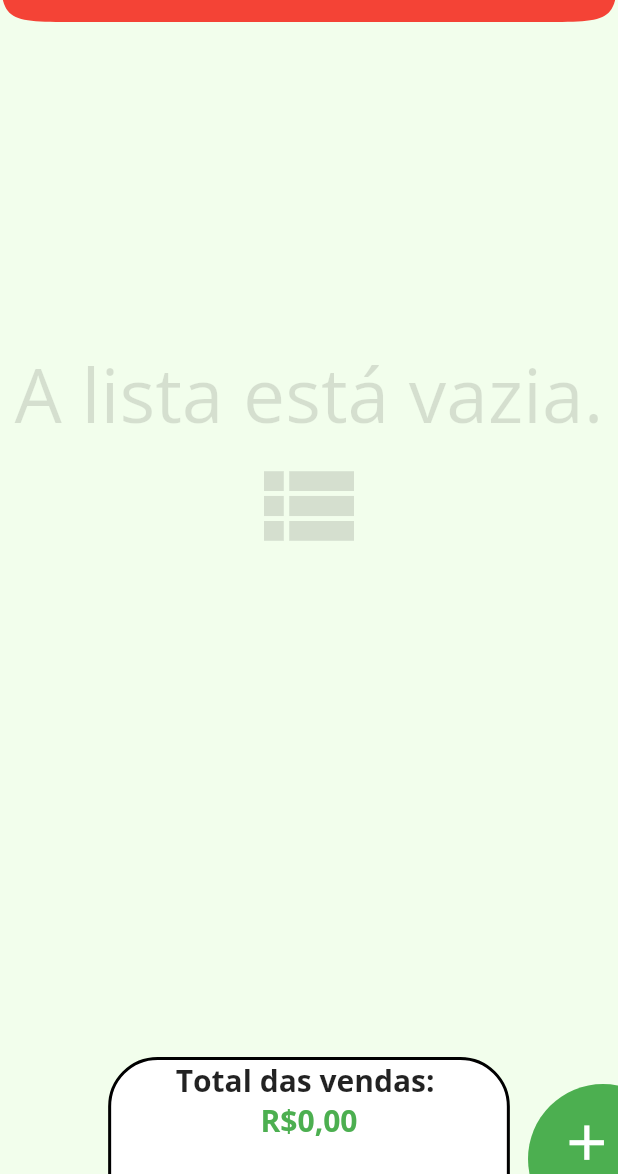
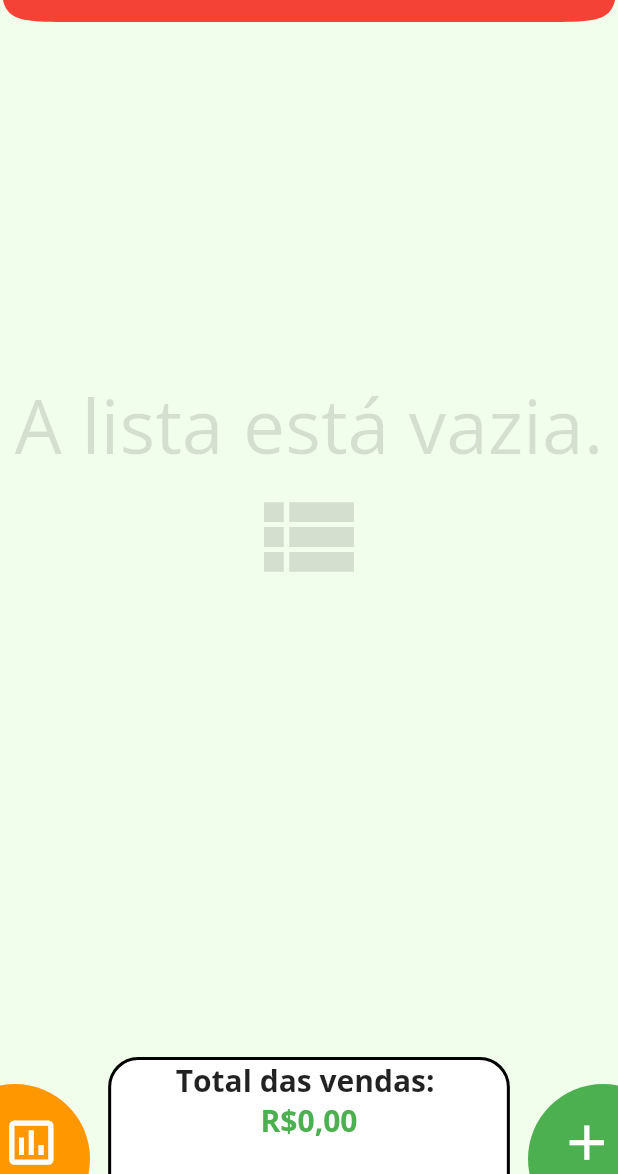
Before and after one commit to GuilhermeHHMS/ControleVendas, a Flutter app: the screen it shows after launch, on a phone screen of 412 x 824 dp, the part 62-1236 px from its top. Run offline on Flutter 3.47's test engine with Material 2 defaults, Android fonts, the phone set to English and light mode, and no system bars.

Commit message:
novo botao

```diff
--- a/lib/main.dart
+++ b/lib/main.dart
@@ -115,16 +115,15 @@ class _MyHomePageState extends State<MyHomePage> {
       ),
       body: Stack(
         children: [
-          SizedBox(
-            child: Column(
+          Column(
             children: [
               SizedBox(
-                  height: MediaQuery.of(context).size.height * .77,
+                height: MediaQuery.of(context).size.height * .80,
                 child: Column(
                   children: [
                     SingleChildScrollView(
                       child: SizedBox(
-                          height: MediaQuery.of(context).size.height * .70,
+                        height: MediaQuery.of(context).size.height * .75,
                         child: TransactionList(
                             _transactions, _removeItem, _itemAlt),
                       ),
@@ -133,6 +132,32 @@ class _MyHomePageState extends State<MyHomePage> {
                 ),
               ),
             ],
+          ),
+          Positioned(
+            bottom: -40,
+            left: -40,
+            child: Container(
+              alignment: Alignment.topRight,
+              decoration: BoxDecoration(
+                color: Colors.orange,
+                borderRadius: BorderRadius.circular(200),
+              ),
+              height: 100,
+              width: 100,
+              child: Padding(
+                padding: const EdgeInsets.all(15.2),
+                child: Transform.scale(
+                  scale: 1.7,
+                  child: IconButton(
+                    iconSize: 23,
+                    onPressed: () => {},
+                    icon: const Icon(
+                      Icons.poll_outlined,
+                      color: Colors.white,
+                    ),
+                  ),
+                ),
+              ),
             ),
           ),
           Positioned(
@@ -168,7 +193,6 @@ class _MyHomePageState extends State<MyHomePage> {
                 MediaQuery.of(context).size.width * 0.5 - widthContainerBar / 2,
             bottom: -42,
             child: Container(
-              child: Expanded(
               child: Column(
                 children: [
                   const Text(
@@ -190,14 +214,16 @@ class _MyHomePageState extends State<MyHomePage> {
                   ),
                 ],
               ),
-              ),
               width: widthContainerBar,
               height: heightContainerBar,
               decoration: BoxDecoration(
                 color: Colors.white,
-                borderRadius: BorderRadius.circular(33),
+                borderRadius: BorderRadius.circular(20),
                 border: Border.all(
-                    width: 2, color: Colors.black, style: BorderStyle.solid),
+                  width: 2,
+                  color: Colors.black,
+                  style: BorderStyle.solid,
+                ),
               ),
             ),
           ),
```
Also changed, not shown: fonts/OpenSansRegular.ttf (deleted). Lines whose indentation alone changed are shown as unchanged.
